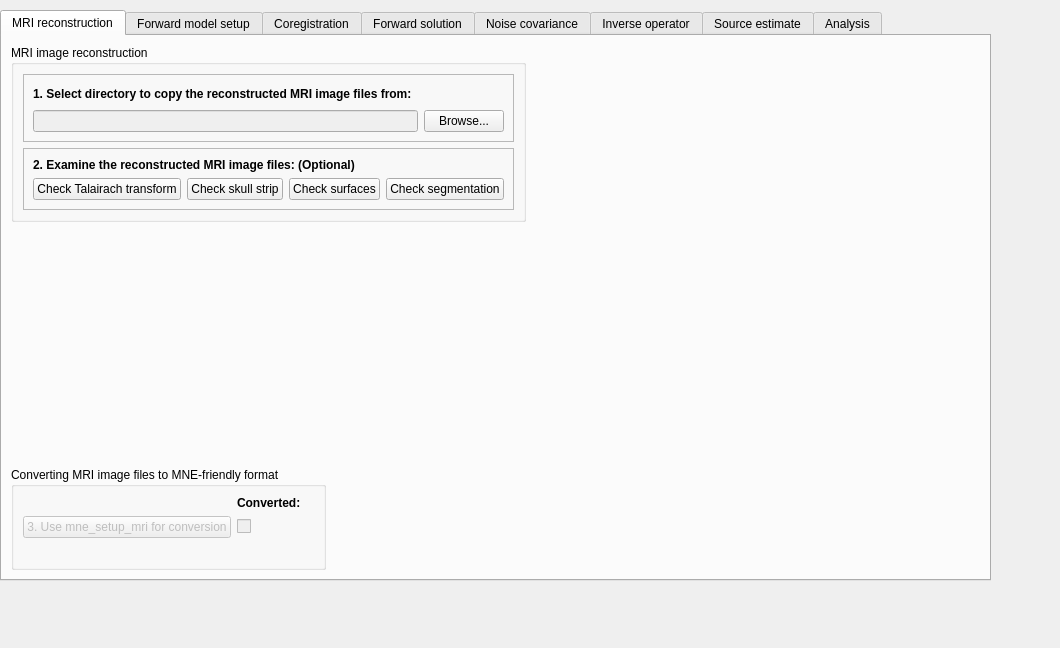
Above: qt4Designer_ui_files/mainWindowTabSourceAnalysisUi.ui from cibr-jyu/meggie before the change. Below: the same form after it.
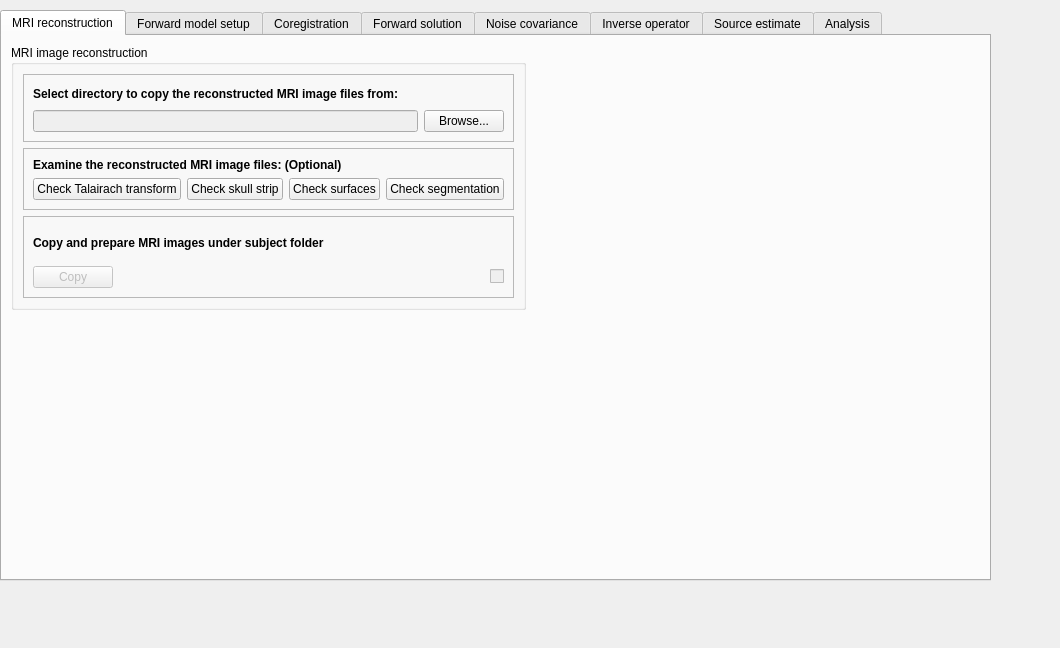
That is the form after the change.

```diff
--- a/qt4Designer_ui_files/mainWindowTabSourceAnalysisUi.ui
+++ b/qt4Designer_ui_files/mainWindowTabSourceAnalysisUi.ui
@@ -104,7 +104,7 @@
                       <string/>
                      </property>
                      <property name="text">
-                      <string>1. Select directory to copy the reconstructed MRI image files from:</string>
+                      <string>Select directory to copy the reconstructed MRI image files from:</string>
                      </property>
                     </widget>
                    </item>
@@ -174,7 +174,7 @@
                       </font>
                      </property>
                      <property name="text">
-                      <string>2. Examine the reconstructed MRI image files: (Optional)</string>
+                      <string>Examine the reconstructed MRI image files: (Optional)</string>
                      </property>
                      <property name="margin">
                       <number>0</number>
@@ -229,6 +229,97 @@
               </layout>
              </widget>
             </item>
+            <item>
+             <widget class="QFrame" name="frameCopyUnderSubject">
+              <property name="frameShape">
+               <enum>QFrame::StyledPanel</enum>
+              </property>
+              <property name="frameShadow">
+               <enum>QFrame::Raised</enum>
+              </property>
+              <layout class="QGridLayout" name="layoutCopyUnderSubject">
+               <item row="0" column="0">
+                <layout class="QVBoxLayout" name="verticalLayout">
+                 <property name="leftMargin">
+                  <number>0</number>
+                 </property>
+                 <property name="topMargin">
+                  <number>0</number>
+                 </property>
+                 <item>
+                  <layout class="QHBoxLayout" name="horizontalLayout">
+                   <property name="topMargin">
+                    <number>10</number>
+                   </property>
+                   <item>
+                    <widget class="QLabel" name="labelCopied">
+                     <property name="font">
+                      <font>
+                       <weight>75</weight>
+                       <bold>true</bold>
+                      </font>
+                     </property>
+                     <property name="text">
+                      <string>Copy and prepare MRI images under subject folder</string>
+                     </property>
+                    </widget>
+                   </item>
+                  </layout>
+                 </item>
+                 <item>
+                  <layout class="QHBoxLayout" name="horizontalLayout_2">
+                   <property name="topMargin">
+                    <number>10</number>
+                   </property>
+                   <item>
+                    <widget class="QPushButton" name="pushButtonCopyUnderSubject">
+                     <property name="enabled">
+                      <bool>false</bool>
+                     </property>
+                     <property name="text">
+                      <string>Copy</string>
+                     </property>
+                    </widget>
+                   </item>
+                   <item>
+                    <spacer name="horizontalSpacer_3">
+                     <property name="orientation">
+                      <enum>Qt::Horizontal</enum>
+                     </property>
+                     <property name="sizeHint" stdset="0">
+                      <size>
+                       <width>60</width>
+                       <height>20</height>
+                      </size>
+                     </property>
+                    </spacer>
+                   </item>
+                   <item>
+                    <widget class="QCheckBox" name="checkBoxCopyUnderSubject">
+                     <property name="enabled">
+                      <bool>false</bool>
+                     </property>
+                     <property name="sizePolicy">
+                      <sizepolicy hsizetype="Minimum" vsizetype="Fixed">
+                       <horstretch>0</horstretch>
+                       <verstretch>0</verstretch>
+                      </sizepolicy>
+                     </property>
+                     <property name="text">
+                      <string/>
+                     </property>
+                     <property name="checkable">
+                      <bool>true</bool>
+                     </property>
+                    </widget>
+                   </item>
+                  </layout>
+                 </item>
+                </layout>
+               </item>
+              </layout>
+             </widget>
+            </item>
            </layout>
           </item>
          </layout>
@@ -243,94 +334,6 @@
        </property>
       </widget>
      </item>
-     <item row="1" column="0">
-      <spacer name="verticalSpacer_2">
-       <property name="orientation">
-        <enum>Qt::Vertical</enum>
-       </property>
-       <property name="sizeHint" stdset="0">
-        <size>
-         <width>20</width>
-         <height>40</height>
-        </size>
-       </property>
-      </spacer>
-     </item>
-     <item row="2" column="0">
-      <widget class="QGroupBox" name="groupBox_3">
-       <property name="title">
-        <string>Converting MRI image files to MNE-friendly format</string>
-       </property>
-       <layout class="QFormLayout" name="formLayout_7">
-        <property name="fieldGrowthPolicy">
-         <enum>QFormLayout::AllNonFixedFieldsGrow</enum>
-        </property>
-        <item row="0" column="0">
-         <layout class="QGridLayout" name="gridLayout_26">
-          <item row="0" column="0">
-           <widget class="QLabel" name="label_13">
-            <property name="font">
-             <font>
-              <weight>75</weight>
-              <bold>true</bold>
-             </font>
-            </property>
-            <property name="text">
-             <string/>
-            </property>
-            <property name="alignment">
-             <set>Qt::AlignCenter</set>
-            </property>
-           </widget>
-          </item>
-          <item row="0" column="1">
-           <widget class="QLabel" name="label_14">
-            <property name="font">
-             <font>
-              <weight>75</weight>
-              <bold>true</bold>
-             </font>
-            </property>
-            <property name="text">
-             <string>Converted:</string>
-            </property>
-           </widget>
-          </item>
-          <item row="1" column="1">
-           <widget class="QCheckBox" name="checkBoxConvertedToMNE">
-            <property name="enabled">
-             <bool>false</bool>
-            </property>
-            <property name="text">
-             <string/>
-            </property>
-            <property name="checkable">
-             <bool>true</bool>
-            </property>
-           </widget>
-          </item>
-          <item row="1" column="0">
-           <widget class="QPushButton" name="pushButtonConvertToMNE">
-            <property name="enabled">
-             <bool>false</bool>
-            </property>
-            <property name="text">
-             <string>3. Use mne_setup_mri for conversion</string>
-            </property>
-           </widget>
-          </item>
-          <item row="2" column="3">
-           <widget class="QLabel" name="labelSetUpSourceSpaceProgress">
-            <property name="text">
-             <string/>
-            </property>
-           </widget>
-          </item>
-         </layout>
-        </item>
-       </layout>
-      </widget>
-     </item>
     </layout>
    </widget>
    <widget class="QWidget" name="tabForwardModel">
```
Left out of the diff: 36 changed lines with no effect on the pictures.
